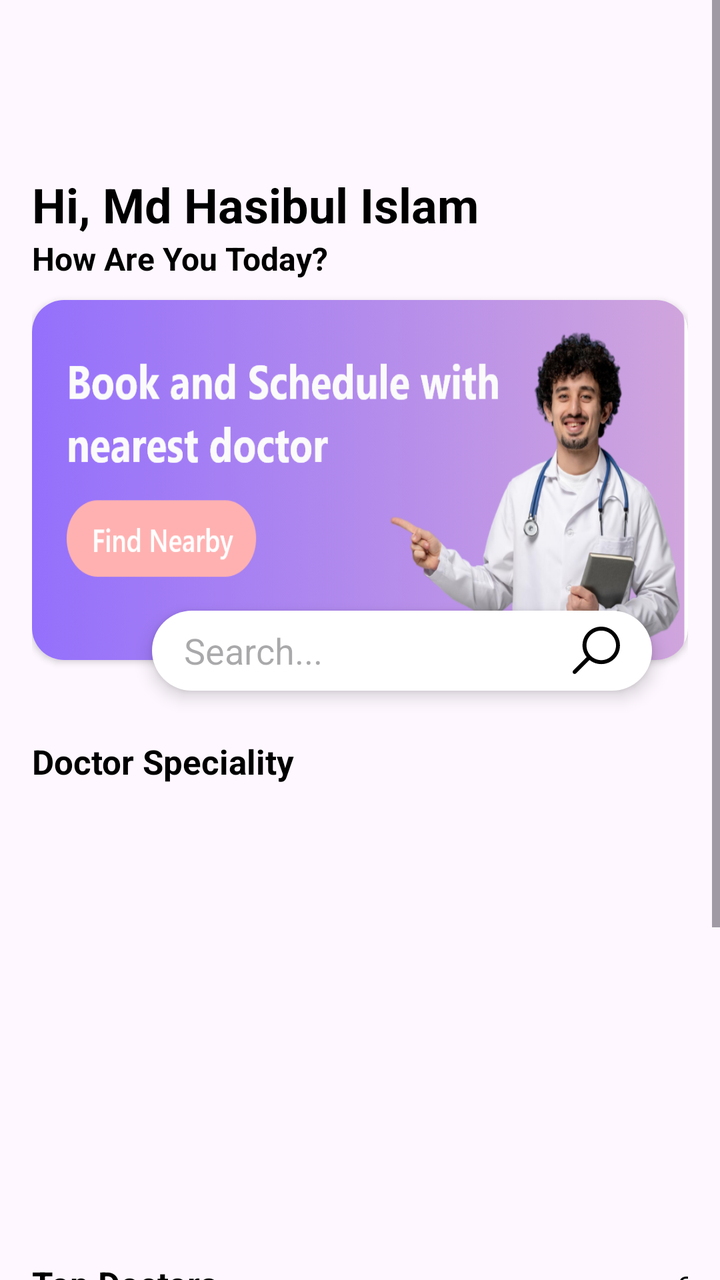
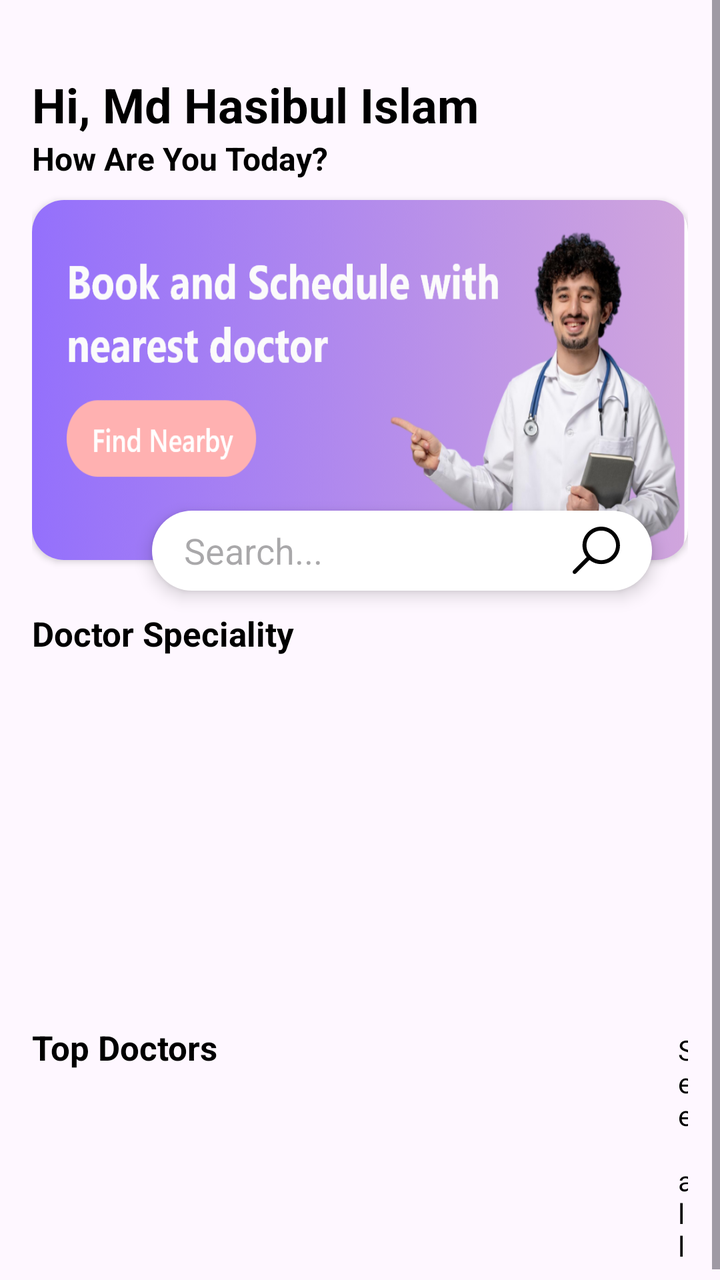

An Android layout rendered at two revisions. The XML below is the earlier revision; the diff shows what the commit changed to produce the second picture.
<!-- AndroidManifest.xml: application theme Theme.Appointment -->
<!-- res/layout/fragment_explore.xml -->
<?xml version="1.0" encoding="utf-8"?>
<androidx.constraintlayout.widget.ConstraintLayout xmlns:android="http://schemas.android.com/apk/res/android"
    xmlns:tools="http://schemas.android.com/tools"
    xmlns:app="http://schemas.android.com/apk/res-auto"
    android:layout_width="match_parent"
    android:layout_height="match_parent"
    tools:context=".Fragment.ExploreFragment">

    <ScrollView
        android:layout_width="match_parent"
        android:layout_height="0dp"
        android:fillViewport="true"
        app:layout_constraintTop_toTopOf="parent"
        app:layout_constraintBottom_toBottomOf="parent">

        <LinearLayout
            android:layout_width="match_parent"
            android:layout_height="wrap_content"
            android:orientation="vertical"
            android:padding="16dp">

            
            <TextView
                android:id="@+id/tvHi"
                android:layout_width="wrap_content"
                android:layout_height="wrap_content"
                android:text="Hi, Md Hasibul Islam"
                android:layout_marginTop="70dp"
                android:textSize="24sp"
                android:textStyle="bold"
                android:textColor="@color/black" />

            <TextView
                android:id="@+id/tvHello"
                android:layout_width="wrap_content"
                android:layout_height="wrap_content"
                android:text="How Are You Today?"
                android:textSize="16sp"
                android:textStyle="bold"
                android:textColor="@color/black" />

            
            <androidx.cardview.widget.CardView
                android:layout_width="match_parent"
                android:layout_height="180dp"
                android:layout_marginTop="10dp"
                app:cardCornerRadius="16dp"
                android:elevation="6dp">

                <androidx.constraintlayout.widget.ConstraintLayout
                    android:layout_width="match_parent"
                    android:layout_height="match_parent"
                    android:background="@drawable/banner"
                    android:padding="16dp" />

            </androidx.cardview.widget.CardView>

            
            <EditText
                android:id="@+id/etSearch"
                android:layout_width="250dp"
                android:layout_height="40dp"
                android:layout_marginTop="-25dp"
                android:layout_marginStart="60dp"
                android:background="@drawable/white_bg"
                android:elevation="5dp"
                android:hint="Search..."
                android:paddingHorizontal="16dp"
                android:drawableEnd="@drawable/search_icon"
                android:gravity="center_vertical" />

            
            <LinearLayout
                android:layout_width="match_parent"
                android:layout_height="wrap_content"
                android:layout_marginTop="24dp"
                android:orientation="horizontal">

                <TextView
                    android:layout_width="wrap_content"
                    android:layout_height="wrap_content"
                    android:text="Doctor Speciality"
                    android:textStyle="bold"
                    android:textSize="17sp"
                    android:textColor="@color/black" />

                <TextView
                    android:id="@+id/tvSeeAllSpeciality"
                    android:layout_width="wrap_content"
                    android:layout_height="wrap_content"
                    android:layout_marginStart="200dp"
                    android:text="See all"
                    android:textColor="@color/black" />
            </LinearLayout>

            
            <androidx.recyclerview.widget.RecyclerView
                android:id="@+id/rvSpeciality"
                android:layout_width="match_parent"
                android:layout_height="120dp"
                android:paddingTop="8dp"
                android:clipToPadding="false" />

            <ProgressBar
                android:id="@+id/loadingSpeciality"
                android:layout_width="wrap_content"
                android:layout_height="wrap_content"
                android:layout_gravity="center"
                android:visibility="gone" />

            
            <LinearLayout
                android:layout_width="match_parent"
                android:layout_height="wrap_content"
                android:layout_marginTop="24dp"
                android:orientation="horizontal">

                <TextView
                    android:layout_width="wrap_content"
                    android:layout_height="wrap_content"
                    android:text="Top Doctors"
                    android:textStyle="bold"
                    android:textSize="17sp"
                    android:textColor="@color/black" />

                <TextView
                    android:id="@+id/tvSeeAllDoctors"
                    android:layout_width="wrap_content"
                    android:layout_height="wrap_content"
                    android:text="See all"
                    android:layout_marginStart="230dp"
                    android:textColor="@color/black" />
            </LinearLayout>

            
            <androidx.recyclerview.widget.RecyclerView
                android:id="@+id/rvDoctors"
                android:layout_width="match_parent"
                android:layout_height="120dp"
                android:paddingTop="8dp" />

            <ProgressBar
                android:id="@+id/loadingDoctors"
                android:layout_width="wrap_content"
                android:layout_height="wrap_content"
                android:layout_gravity="center"
                android:visibility="gone" />

        </LinearLayout>
    </ScrollView>

</androidx.constraintlayout.widget.ConstraintLayout>
<!-- resources referenced by this layout -->
<resources>
  <color name="black">#FF000000</color>
  <!-- drawable banner: png bitmap (drawable-hdpi, 113091 bytes) -->
  <!-- drawable search_icon: png bitmap (drawable-hdpi, 699 bytes) -->
  <!-- drawable white_bg (drawable) -->
  <?xml version="1.0" encoding="utf-8"?>
  <selector xmlns:android="http://schemas.android.com/apk/res/android">
  
      <item>
          <shape android:shape="rectangle">
              <solid android:color="@color/white"/>
              <corners android:radius="100dp"/>
  
  
          </shape>
      </item>
  
  </selector>
  <style name="Theme.Appointment" parent="Base.Theme.Appointment" />
  <color name="white">#FFFFFFFF</color>
  <style name="Base.Theme.Appointment" parent="Theme.Material3.DayNight.NoActionBar">
          
          
      </style>
</resources>

<!-- the commit's change to res/layout/fragment_explore.xml (unified diff, before → after) -->
@@ -25,7 +25,7 @@
                 android:layout_width="wrap_content"
                 android:layout_height="wrap_content"
                 android:text="Hi, Md Hasibul Islam"
-                android:layout_marginTop="70dp"
+                android:layout_marginTop="20dp"
                 android:textSize="24sp"
                 android:textStyle="bold"
                 android:textColor="@color/black" />
@@ -73,7 +73,7 @@
             <LinearLayout
                 android:layout_width="match_parent"
                 android:layout_height="wrap_content"
-                android:layout_marginTop="24dp"
+                android:layout_marginTop="10dp"
                 android:orientation="horizontal">
 
                 <TextView
@@ -97,8 +97,7 @@
             <androidx.recyclerview.widget.RecyclerView
                 android:id="@+id/rvSpeciality"
                 android:layout_width="match_parent"
-                android:layout_height="120dp"
-                android:paddingTop="8dp"
+                android:layout_height="90dp"
                 android:clipToPadding="false" />
 
             <ProgressBar
@@ -112,23 +111,22 @@
             <LinearLayout
                 android:layout_width="match_parent"
                 android:layout_height="wrap_content"
-                android:layout_marginTop="24dp"
                 android:orientation="horizontal">
 
                 <TextView
                     android:layout_width="wrap_content"
                     android:layout_height="wrap_content"
                     android:text="Top Doctors"
-                    android:textStyle="bold"
+                    android:textColor="@color/black"
                     android:textSize="17sp"
-                    android:textColor="@color/black" />
+                    android:textStyle="bold" />
 
                 <TextView
                     android:id="@+id/tvSeeAllDoctors"
                     android:layout_width="wrap_content"
                     android:layout_height="wrap_content"
+                    android:layout_marginStart="230dp"
                     android:text="See all"
-                    android:layout_marginStart="230dp"
                     android:textColor="@color/black" />
             </LinearLayout>
 
@@ -136,8 +134,7 @@
             <androidx.recyclerview.widget.RecyclerView
                 android:id="@+id/rvDoctors"
                 android:layout_width="match_parent"
-                android:layout_height="120dp"
-                android:paddingTop="8dp" />
+                android:layout_height="wrap_content" />
 
             <ProgressBar
                 android:id="@+id/loadingDoctors"
